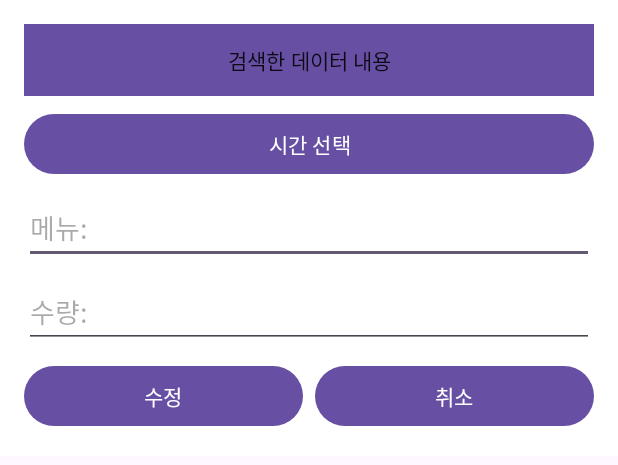
After one commit to blue032/ABO, an Android app: the layout ceo_orderchange_modification_dialong.xml on its own in the app's theme, with its tools: preview values and no code run, on a phone screen of 412 x 824 dp. The commit adds this screen. Shown: the top 465 px of the screen. Run offline under Robolectric (Android 15) with nearby library versions, the phone set to English and light mode, and no system bars.

Commit message:
사장님버전 주문 내역 변경 -> 수정 버튼선택하면 팝업창 나옴 -> 시간선택을 누르면 시간팝업창 나옴

```diff
--- /dev/null
+++ b/app/src/main/res/layout/ceo_orderchange_modification_dialong.xml
@@ -0,0 +1,65 @@
+<?xml version="1.0" encoding="utf-8"?>
+<LinearLayout xmlns:android="http://schemas.android.com/apk/res/android"
+    android:layout_width="match_parent"
+    android:layout_height="wrap_content"
+    android:orientation="vertical"
+    android:padding="16dp"
+    android:background="@android:color/white"
+    android:gravity="center_horizontal">
+
+    <Button
+        android:id="@+id/buttonTitle"
+        android:layout_width="match_parent"
+        android:layout_height="wrap_content"
+        android:background="#2196F3"
+        android:text="검색한 데이터 내용"
+        android:textAlignment="center"
+        android:textColor="#DE000000"
+        android:layout_marginBottom="8dp"/>
+
+    <Button
+        android:id="@+id/buttonTime"
+        android:layout_width="match_parent"
+        android:layout_height="48dp"
+        android:text="시간 선택"
+        android:layout_marginBottom="8dp"/>
+
+    <EditText
+        android:id="@+id/editTextDate"
+        android:layout_width="match_parent"
+        android:layout_height="48dp"
+        android:hint="메뉴:"
+        android:layout_marginBottom="8dp"/>
+
+    <EditText
+        android:id="@+id/editTextQuantity"
+        android:layout_width="match_parent"
+        android:layout_height="48dp"
+        android:hint="수량:"
+        android:layout_marginBottom="8dp"/>
+
+    <LinearLayout
+        android:layout_width="match_parent"
+        android:layout_height="wrap_content"
+        android:orientation="horizontal"
+        android:gravity="center"
+        android:weightSum="2">
+
+        <Button
+            android:id="@+id/buttonConfirm"
+            android:layout_width="0dp"
+            android:layout_height="48dp"
+            android:text="수정"
+            android:layout_weight="1"
+            android:layout_marginEnd="4dp"/>
+
+        <Button
+            android:id="@+id/buttonCancel"
+            android:layout_width="0dp"
+            android:layout_height="48dp"
+            android:text="취소"
+            android:layout_weight="1"
+            android:layout_marginStart="4dp"/>
+    </LinearLayout>
+
+</LinearLayout>
```
Also changed, not shown: app/src/main/java/com/example/myapplication/Ceo_OrderChange.java (+78 -2 lines), app/src/main/res/layout/number_picker_dialog.xml (deleted, +0 -38 lines), app/src/main/res/layout/dialog_time_change.xml (line endings or trailing spaces).
